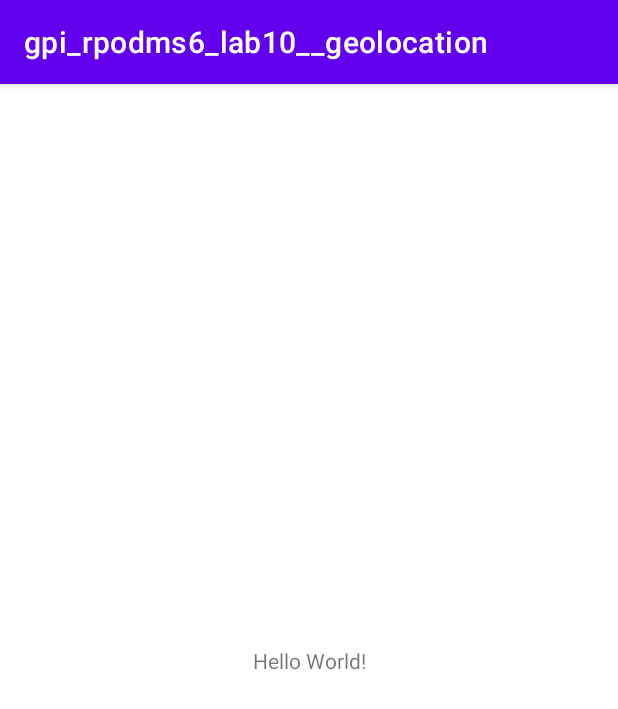
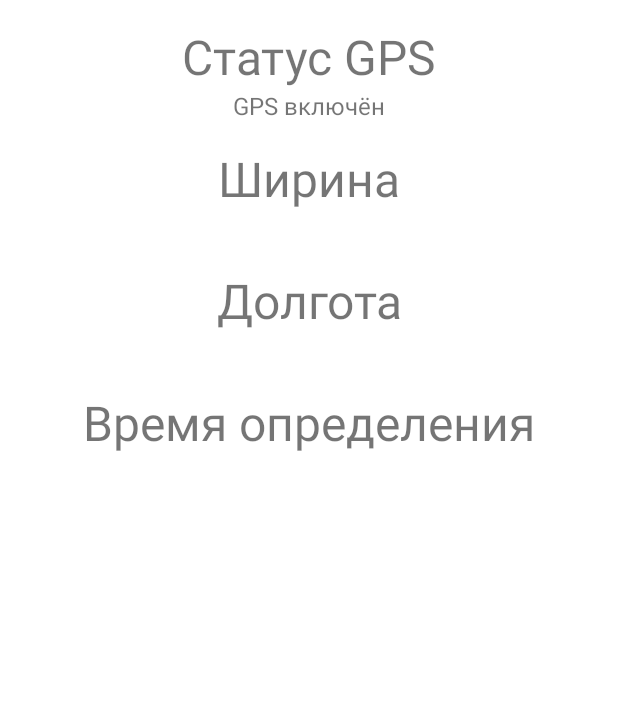
Before and after one commit to BrSTU-PO4-190333/6sem_RPOdMS, an Android app: the screen it shows after launch (MainActivity), on a phone screen of 412 x 824 dp. Shown: the top 709 px of the screen. Run offline under Robolectric (Android 15) with nearby library versions, the phone set to English and light mode, and no system bars.

Commit message:
lab10/Galanin_Pavel : Added source code

```diff
--- a/lab10/gpi_src/gpi_rpodms6_lab10__geolocation/app/src/main/AndroidManifest.xml
+++ b/lab10/gpi_src/gpi_rpodms6_lab10__geolocation/app/src/main/AndroidManifest.xml
@@ -1,6 +1,9 @@
 <?xml version="1.0" encoding="utf-8"?>
 <manifest xmlns:android="http://schemas.android.com/apk/res/android"
     package="io.github.Pavel_Innokentevich_Galanin.gpi_rpodms6_lab10__geolocation">
+
+    <uses-permission android:name="android.permission.ACCESS_FINE_LOCATION" />
+    <uses-permission android:name="android.permission.ACCESS_COARSE_LOCATION" />
 
     <application
         android:allowBackup="true"
--- a/lab10/gpi_src/gpi_rpodms6_lab10__geolocation/app/src/main/java/io/github/Pavel_Innokentevich_Galanin/gpi_rpodms6_lab10__geolocation/MainActivity.java
+++ b/lab10/gpi_src/gpi_rpodms6_lab10__geolocation/app/src/main/java/io/github/Pavel_Innokentevich_Galanin/gpi_rpodms6_lab10__geolocation/MainActivity.java
@@ -1,14 +1,87 @@
 package io.github.Pavel_Innokentevich_Galanin.gpi_rpodms6_lab10__geolocation;
 
-import androidx.appcompat.app.AppCompatActivity;
+import android.Manifest;
+import android.annotation.SuppressLint;
+import android.app.Activity;
+import android.content.Context;
+import android.content.pm.PackageManager;
+import android.location.Location;
+import android.location.LocationListener;
+import android.location.LocationManager;
+import android.os.Bundle;
+import android.widget.TextView;
 
-import android.os.Bundle;
+import androidx.core.app.ActivityCompat;
+import androidx.core.content.ContextCompat;
 
-public class MainActivity extends AppCompatActivity {
+import java.util.Date;
+
+public class MainActivity extends Activity {
+    TextView tvOut;
+    TextView tvLon;
+    TextView tvLat;
+    TextView tvTim;
 
     @Override
     protected void onCreate(Bundle savedInstanceState) {
         super.onCreate(savedInstanceState);
         setContentView(R.layout.activity_main);
+
+        tvOut = findViewById(R.id.textView_status);
+        tvLon = findViewById(R.id.textView_longitude);
+        tvLat = findViewById(R.id.textView_latitude);
+        tvTim = findViewById(R.id.textView_time);
+
+        int permissionStatus_ACCESS_COARSE_LOCATION = ContextCompat.checkSelfPermission(this, Manifest.permission.ACCESS_COARSE_LOCATION);
+        if (permissionStatus_ACCESS_COARSE_LOCATION != PackageManager.PERMISSION_GRANTED) {
+            ActivityCompat.requestPermissions(this, new String[] {Manifest.permission.ACCESS_COARSE_LOCATION}, 1);
+        }
+
+        int permissionStatus_ACCESS_FINE_LOCATION = ContextCompat.checkSelfPermission(this, Manifest.permission.ACCESS_FINE_LOCATION);
+        if (permissionStatus_ACCESS_FINE_LOCATION != PackageManager.PERMISSION_GRANTED) {
+            ActivityCompat.requestPermissions(this, new String[] {Manifest.permission.ACCESS_FINE_LOCATION}, 2);
+        }
+
+        LocationManager mlocManager = (LocationManager) getSystemService(Context.LOCATION_SERVICE);
+
+        LocationListener mlocListener = new LocationListener() {
+            @Override
+            public void onLocationChanged(Location location) {
+                double latitudeD = location.getLatitude();
+                String latitideS = Double.toString(latitudeD);
+                tvLat.setText(latitideS);
+
+                double longitudeD = location.getLongitude();
+                String longitudeS = Double.toString(longitudeD);
+                tvLon.setText(longitudeS);
+
+                Date DateD = new Date(location.getTime());
+                String DateS = DateD.toString();
+                tvTim.setText(DateS);
+            }
+
+            @Override
+            public void onStatusChanged(String provider, int status, Bundle extras) {
+            }
+
+            @Override
+            public void onProviderEnabled(String provider) {
+            }
+
+            @Override
+            public void onProviderDisabled(String provider) {
+            }
+        };
+
+        mlocManager.requestLocationUpdates(LocationManager.GPS_PROVIDER, 0, 0, mlocListener);
+        mlocManager.requestLocationUpdates(LocationManager.NETWORK_PROVIDER, 0, 0, mlocListener);
+
+        if (mlocManager.isProviderEnabled(LocationManager.GPS_PROVIDER)) {
+            tvOut.setText(R.string.GPS_on);
+        }
+
+        if (!mlocManager.isProviderEnabled(LocationManager.GPS_PROVIDER)) {
+            tvOut.setText(R.string.GPS_off);
+        }
     }
 }
--- a/lab10/gpi_src/gpi_rpodms6_lab10__geolocation/app/src/main/res/layout/activity_main.xml
+++ b/lab10/gpi_src/gpi_rpodms6_lab10__geolocation/app/src/main/res/layout/activity_main.xml
@@ -5,14 +5,68 @@
     android:layout_width="match_parent"
     android:layout_height="match_parent"
     tools:context=".MainActivity">
+    <LinearLayout
+        android:layout_width="match_parent"
+        android:layout_height="match_parent"
+        android:orientation="vertical">
+        <TextView
+            android:id="@+id/textView_status_label"
+            android:layout_width="match_parent"
+            android:layout_height="wrap_content"
+            android:text="@string/textView_status"
+            android:textAlignment="center"
+            android:layout_marginTop="16sp"
+            android:textSize="32sp"/>
+        <TextView
+            android:id="@+id/textView_status"
+            android:layout_width="match_parent"
+            android:layout_height="wrap_content"
+            android:textAlignment="center"
+            android:textSize="16sp" />
 
-    <TextView
-        android:layout_width="wrap_content"
-        android:layout_height="wrap_content"
-        android:text="Hello World!"
-        app:layout_constraintBottom_toBottomOf="parent"
-        app:layout_constraintLeft_toLeftOf="parent"
-        app:layout_constraintRight_toRightOf="parent"
-        app:layout_constraintTop_toTopOf="parent" />
+        <TextView
+            android:id="@+id/textView_longitude_label"
+            android:layout_width="match_parent"
+            android:layout_height="wrap_content"
+            android:text="@string/textView_longitude"
+            android:textAlignment="center"
+            android:layout_marginTop="16sp"
+            android:textSize="32sp"/>
+        <TextView
+            android:id="@+id/textView_longitude"
+            android:layout_width="match_parent"
+            android:layout_height="wrap_content"
+            android:textAlignment="center"
+            android:textSize="16sp" />
 
+        <TextView
+            android:id="@+id/textView_latitude_label"
+            android:layout_width="match_parent"
+            android:layout_height="wrap_content"
+            android:text="@string/textView_latitude"
+            android:textAlignment="center"
+            android:layout_marginTop="16sp"
+            android:textSize="32sp"/>
+        <TextView
+            android:id="@+id/textView_latitude"
+            android:layout_width="match_parent"
+            android:layout_height="wrap_content"
+            android:textAlignment="center"
+            android:textSize="16sp" />
+
+        <TextView
+            android:id="@+id/textView_time_label"
+            android:layout_width="match_parent"
+            android:layout_height="wrap_content"
+            android:text="@string/textView_time"
+            android:textAlignment="center"
+            android:layout_marginTop="16sp"
+            android:textSize="32sp"/>
+        <TextView
+            android:id="@+id/textView_time"
+            android:layout_width="match_parent"
+            android:layout_height="wrap_content"
+            android:textAlignment="center"
+            android:textSize="16sp" />
+    </LinearLayout>
 </androidx.constraintlayout.widget.ConstraintLayout>
--- a/lab10/gpi_src/gpi_rpodms6_lab10__geolocation/app/src/main/res/values/strings.xml
+++ b/lab10/gpi_src/gpi_rpodms6_lab10__geolocation/app/src/main/res/values/strings.xml
@@ -1,3 +1,9 @@
 <resources>
     <string name="app_name">gpi_rpodms6_lab10__geolocation</string>
+    <string name="textView_status">Статус GPS</string>
+    <string name="textView_longitude">Ширина</string>
+    <string name="textView_latitude">Долгота</string>
+    <string name="textView_time">Время определения</string>
+    <string name="GPS_on">GPS включён</string>
+    <string name="GPS_off">GPS выключен</string>
 </resources>
```
